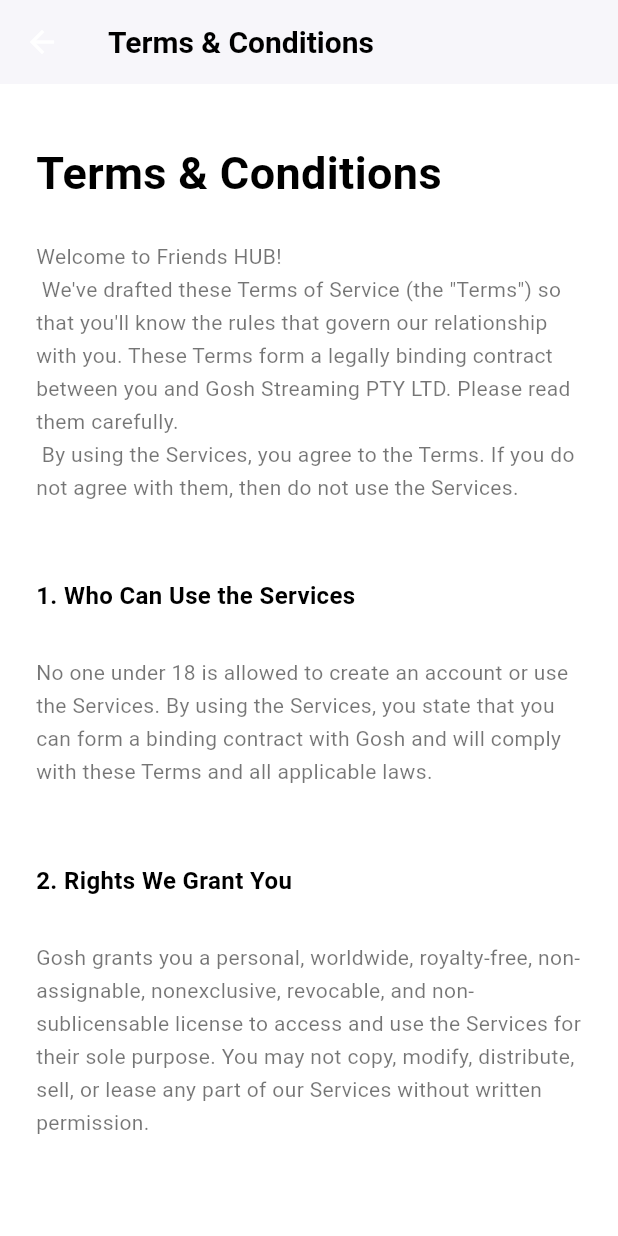
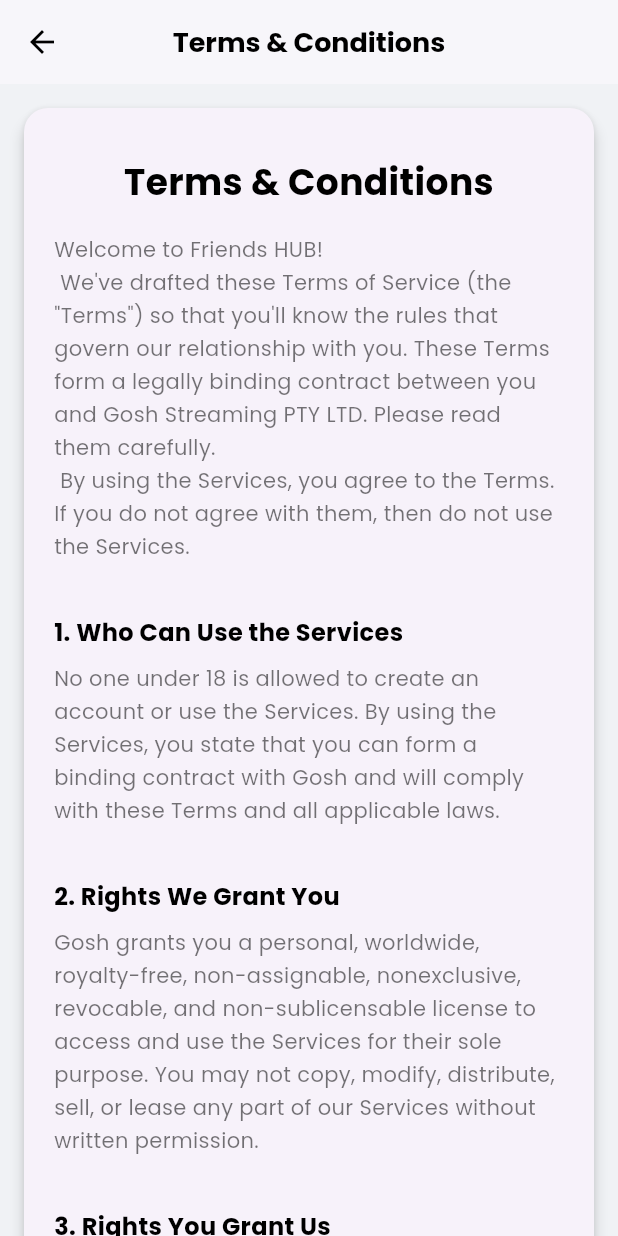
Before and after one commit to vivek-singh-123/friends-hub-social-streaming-app, a Flutter app: the LegalTextScreen screen opened directly, on a phone screen of 412 x 824 dp. Run offline on Flutter 3.47's test engine with Material 3 defaults, Android fonts, the phone set to English and light mode, and no system bars; drawn by our look-alikes of flutter_html; our stand-ins replace google_fonts, image_picker, motion_tab_bar_v2, share_plus, shared_preferences, video_player; accounts and stored records are empty.

Commit message:
UI part almost done

```diff
--- a/lib/screens/legal_text_screen.dart
+++ b/lib/screens/legal_text_screen.dart
@@ -1,11 +1,16 @@
 import 'package:flutter/material.dart';
 import 'package:flutter_html/flutter_html.dart';
+import 'package:google_fonts/google_fonts.dart';
 
 class LegalTextScreen extends StatelessWidget {
   final String title;
   final String content;
 
-  const LegalTextScreen({super.key, required this.title, required this.content});
+  const LegalTextScreen({
+    super.key,
+    required this.title,
+    required this.content,
+  });
 
   @override
   Widget build(BuildContext context) {
@@ -13,19 +18,29 @@
       appBar: AppBar(
         title: Text(
           title,
-          style: const TextStyle(
+          style: GoogleFonts.poppins(
             fontWeight: FontWeight.bold,
             color: Colors.black,
+            fontSize: 18,
           ),
         ),
         backgroundColor: Colors.white,
         foregroundColor: Colors.black,
+        iconTheme: const IconThemeData(color: Colors.black),
         elevation: 1,
+        centerTitle: true,
       ),
-      backgroundColor: Colors.white,
-      body: Padding(
+      backgroundColor: const Color(0xFFF0F2F5),
+      body: SingleChildScrollView(
         padding: const EdgeInsets.all(16),
-        child: SingleChildScrollView(
+        child: Card(
+          elevation: 4,
+          shape: RoundedRectangleBorder(
+            borderRadius: BorderRadius.circular(16),
+          ),
+          margin: EdgeInsets.zero,
+          child: Padding(
+            padding: const EdgeInsets.all(20),
             child: Html(
               data: content,
               style: {
@@ -33,24 +48,41 @@
                   fontSize: FontSize(14),
                   color: Colors.black54,
                   lineHeight: LineHeight(1.6),
+                  fontFamily: GoogleFonts.poppins().fontFamily,
+                  margin: Margins.zero,
+                  padding: HtmlPaddings.zero,
                 ),
                 "h1": Style(
-                fontSize: FontSize(30),
+                  fontSize: FontSize(24.0),
                   fontWeight: FontWeight.bold,
+                  textAlign: TextAlign.center,
                   color: Colors.black,
+                  fontFamily: GoogleFonts.poppins().fontFamily,
+                  margin: Margins.only(top: 10.0, bottom: 15.0),
                 ),
                 "h5": Style(
                   fontSize: FontSize(16),
-                fontWeight: FontWeight.bold, // ✅ BOLD for h5
+                  fontWeight: FontWeight.bold,
                   color: Colors.black,
+                  fontFamily: GoogleFonts.poppins().fontFamily,
+                  margin: Margins.only(top: 12.0, bottom: 6.0),
                 ),
                 "p": Style(
-                color: Colors.black,
+                  color: Colors.black87,
+                  lineHeight: LineHeight(1.7),
+                  fontFamily: GoogleFonts.poppins().fontFamily,
+                  margin: Margins.only(bottom: 10.0),
                 ),
                 "li": Style(
-                color: Colors.black,
+                  color: Colors.black87,
+                  fontFamily: GoogleFonts.poppins().fontFamily,
+                  margin: Margins.only(bottom: 5.0),
+                ),
+                "br": Style(
+                  height: Height(10.0),
                 ),
               },
+            ),
           ),
         ),
       ),
--- a/pubspec.yaml
+++ b/pubspec.yaml
@@ -1,7 +1,7 @@
 name: gosh_app
 description: A new Flutter project.
 
-publish_to: 'none'
+publish_to: 'none' # Remove this line if you want to publish to pub.dev
 
 version: 1.0.0+1
 
@@ -18,7 +18,8 @@
   flutter_html: ^3.0.0
   google_fonts: ^6.1.0
   motion_tab_bar_v2: ^0.2.6
-  shared_preferences: ^2.2.0 # <--- ADD THIS LINE
+  shared_preferences: ^2.2.0
+  url_launcher: ^6.3.0
 
 dev_dependencies:
   flutter_test:
```
Also changed, not shown: lib/screens/login_screen.dart (+41 -33 lines), pubspec.lock, 1 other file. Lines whose indentation alone changed are shown as unchanged.
